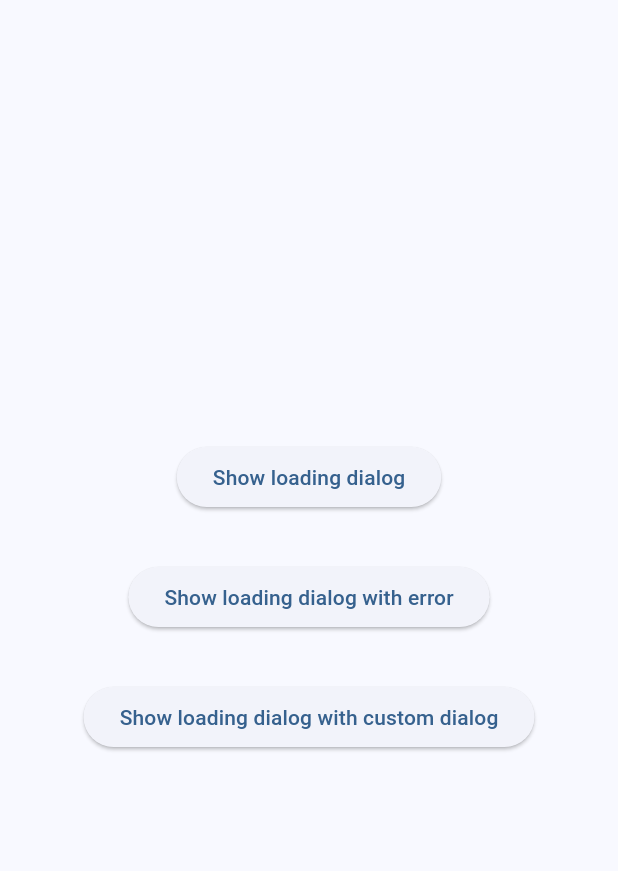
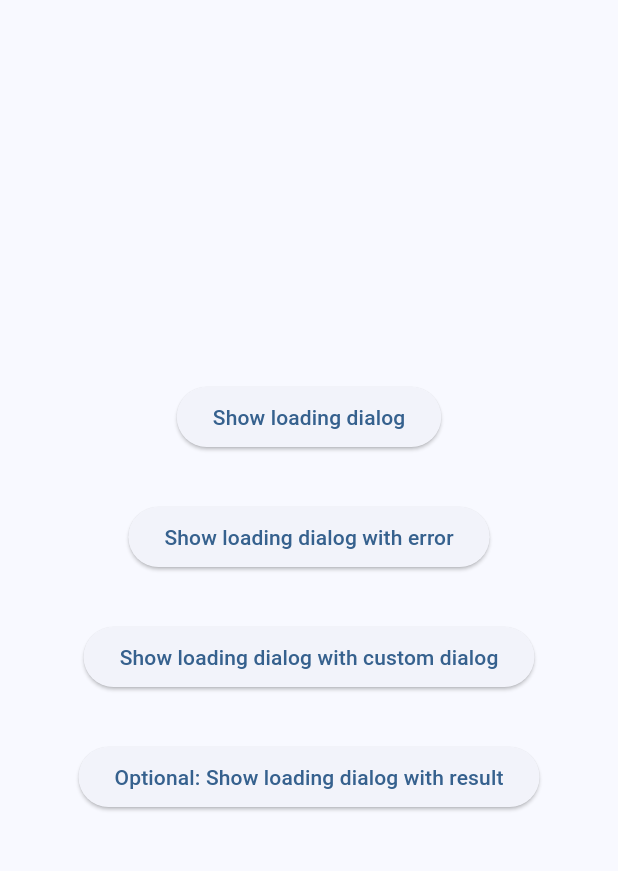
Before and after one commit to K9i-0/simple_loading_dialog, a Flutter app: the screen it shows after launch, on a phone screen of 412 x 824 dp, the part 63-934 px from its top. Run offline on Flutter 3.47's test engine with Material 3 defaults, Android fonts, the phone set to English and light mode, and no system bars.

Commit message:
add: example

```diff
--- a/example/lib/main.dart
+++ b/example/lib/main.dart
@@ -131,6 +131,35 @@ class DemoPage extends StatelessWidget {
               },
               child: const Text('Show loading dialog with custom dialog'),
             ),
+            const SizedBox(
+              height: 32,
+            ),
+
+            // Optional: Show loading dialog with result
+            ElevatedButton(
+              onPressed: () async {
+                final result = await showSimpleLoadingDialogWithResult<String>(
+                  context: context,
+                  future: () async {
+                    await Future<void>.delayed(const Duration(seconds: 1));
+                    // return 'Hello';
+                    throw Exception('Error');
+                  },
+                );
+
+                if (context.mounted) {
+                  switch (result) {
+                    case Success():
+                      context.showMessageSnackBar(
+                          'Success result: ${result.value}');
+                    case Failure():
+                      context.showMessageSnackBar(
+                          'Failed result: ${result.error}');
+                  }
+                }
+              },
+              child: const Text('Optional: Show loading dialog with result'),
+            ),
           ],
         ),
       ),
@@ -150,3 +179,46 @@ extension BuildContextX on BuildContext {
     );
   }
 }
+
+/// Optional: You can define a wrapper function to show a loading dialog with a result.
+///
+/// Alternative to [showSimpleLoadingDialog] that returns a [SLDResult] object
+Future<Result<T>> showSimpleLoadingDialogWithResult<T>({
+  required BuildContext context,
+  required Future<T> Function() future,
+  DialogBuilder? dialogBuilder,
+  String message = 'Loading...',
+  bool barrierDismissible = false,
+}) async {
+  try {
+    final res = await showSimpleLoadingDialog(
+      context: context,
+      future: future,
+      dialogBuilder: dialogBuilder,
+      message: message,
+      barrierDismissible: barrierDismissible,
+    );
+
+    return Success(value: res);
+    // ignore: avoid_catches_without_on_clauses
+  } catch (err, stack) {
+    return Failure(error: err, stackTrace: stack);
+  }
+}
+
+sealed class Result<T> {
+  const Result();
+}
+
+class Success<T> extends Result<T> {
+  const Success({required this.value});
+
+  final T value;
+}
+
+class Failure<T> extends Result<T> {
+  const Failure({required this.error, this.stackTrace});
+
+  final Object error;
+  final StackTrace? stackTrace;
+}
--- a/example/pubspec.yaml
+++ b/example/pubspec.yaml
@@ -4,7 +4,7 @@ publish_to: 'none'
 version: 1.0.0+1
 
 environment:
-  sdk: '>=2.19.0 <4.0.0'
+  sdk: '>=3.0.0 <4.0.0'
 
 dependencies:
   flutter:
--- a/pubspec.yaml
+++ b/pubspec.yaml
@@ -1,6 +1,6 @@
 name: simple_loading_dialog
 description: "SimpleLoadingDialog: A seamless full-screen loading dialog for Flutter. Efficiently manage actions while awaiting Futures, and easily customize with Widgets and ThemeExtension."
-version: 0.6.0
+version: 0.6.1
 homepage: https://twitter.com/K9i_apps
 repository: https://github.com/K9i-0/simple_loading_dialog
 
```
Also changed, not shown: 2 other files.
